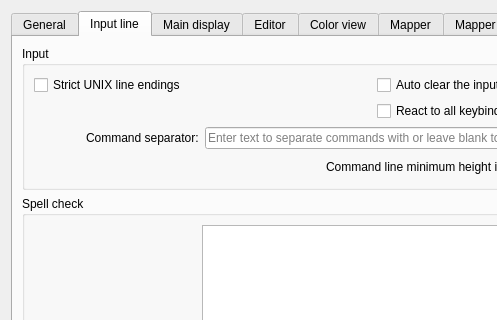
Before: the Qt Designer form src/ui/profile_preferences.ui in Mudlet/Mudlet, drawn with Qt 5; both pictures show x 0 to 497 and y 0 to 320 of the 747 by 808 pixel window.
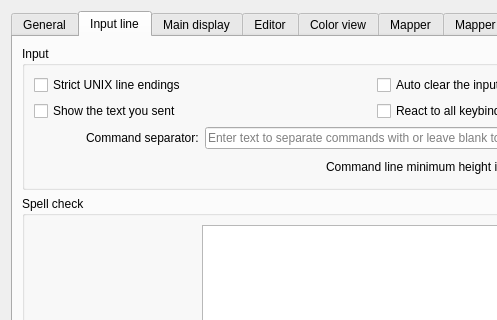
After: the same form once the commit is applied. The open tabs and pages were chosen to show the change. Icons and pictures are not drawn. Custom widgets are drawn as their Qt base class.

Diff of the .ui file:
```diff
--- a/src/ui/profile_preferences.ui
+++ b/src/ui/profile_preferences.ui
@@ -502,6 +502,16 @@
             </property>
            </widget>
           </item>
+          <item row="1" column="0" colspan="2">
+           <widget class="QCheckBox" name="show_sent_text_checkbox">
+            <property name="toolTip">
+             <string>&lt;p&gt;Echo the text you send in the display box.&lt;/p&gt;&lt;p&gt;&lt;i&gt;This can be disabled by the game server if it negotiates to use the telnet ECHO option&lt;/i&gt;&lt;/p&gt;</string>
+            </property>
+            <property name="text">
+             <string>Show the text you sent</string>
+            </property>
+           </widget>
+          </item>
           <item row="1" column="2" colspan="2">
            <widget class="QCheckBox" name="checkBox_runAllKeyBindings">
             <property name="toolTip">
```
Left out of the diff: 1 changed line with no effect on the pictures.
